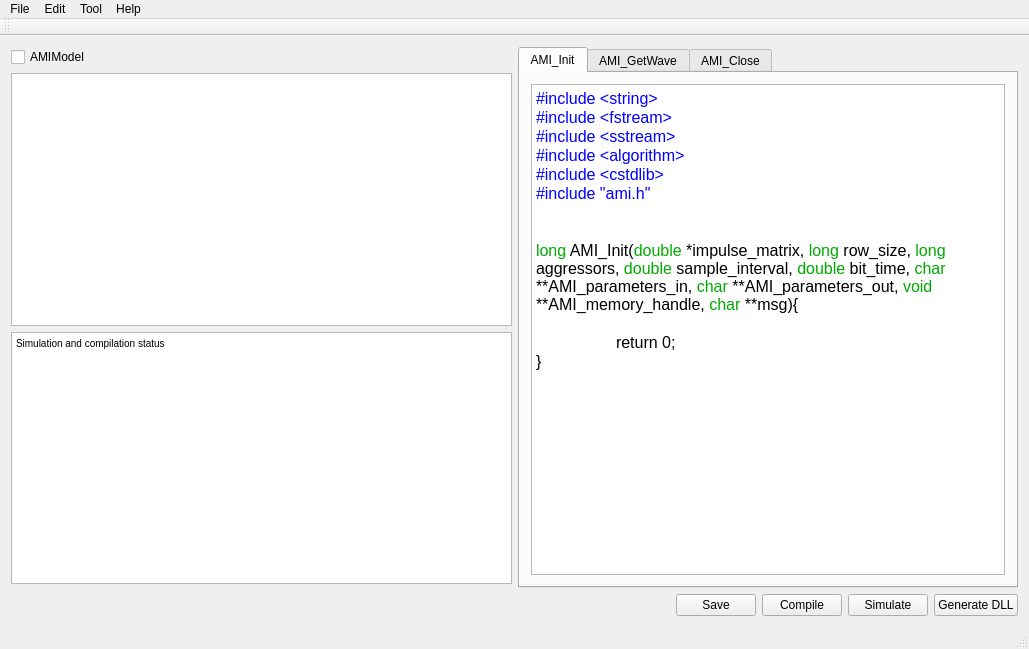
Before: the Qt Designer form mainwindow.ui in WXY163/ezAMI, drawn with Qt 5.
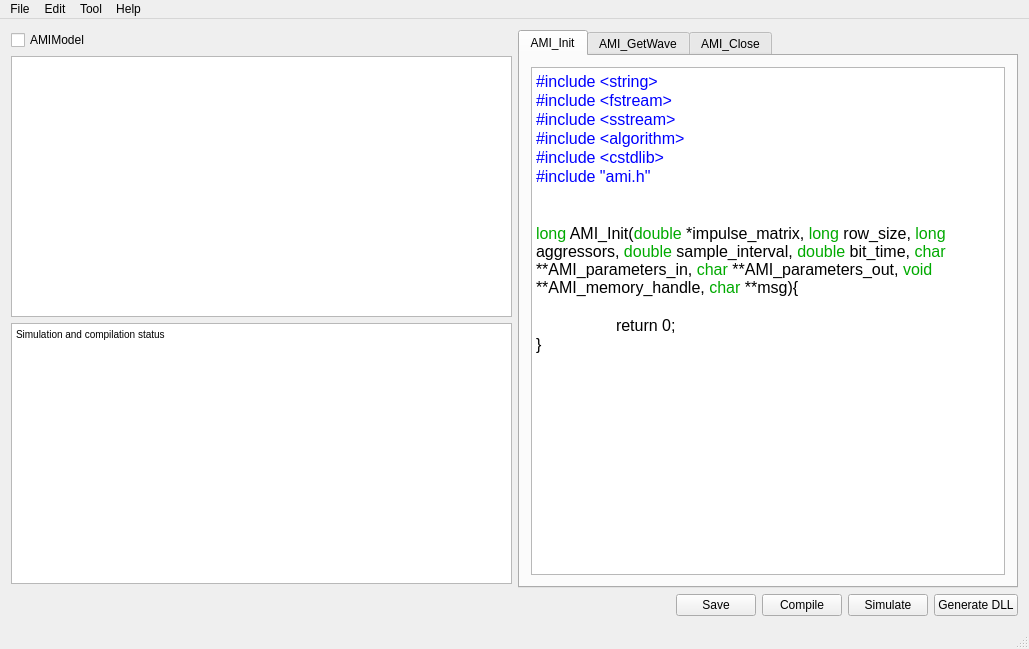
After: the same form once the commit is applied.

```diff
--- a/mainwindow.ui
+++ b/mainwindow.ui
@@ -42,8 +42,8 @@
            <string>&lt;!DOCTYPE HTML PUBLIC &quot;-//W3C//DTD HTML 4.0//EN&quot; &quot;http://www.w3.org/TR/REC-html40/strict.dtd&quot;&gt;
 &lt;html&gt;&lt;head&gt;&lt;meta name=&quot;qrichtext&quot; content=&quot;1&quot; /&gt;&lt;style type=&quot;text/css&quot;&gt;
 p, li { white-space: pre-wrap; }
-&lt;/style&gt;&lt;/head&gt;&lt;body style=&quot; font-family:'MS Shell Dlg 2'; font-size:3.9pt; font-weight:400; font-style:normal;&quot;&gt;
-&lt;p style=&quot; margin-top:0px; margin-bottom:0px; margin-left:0px; margin-right:0px; -qt-block-indent:0; text-indent:0px;&quot;&gt;&lt;span style=&quot; font-size:7.8pt;&quot;&gt;Simulation and compilation status&lt;/span&gt;&lt;/p&gt;&lt;/body&gt;&lt;/html&gt;</string>
+&lt;/style&gt;&lt;/head&gt;&lt;body style=&quot; font-family:'MS Shell Dlg 2'; font-size:7.8pt; font-weight:400; font-style:normal;&quot;&gt;
+&lt;p style=&quot; margin-top:0px; margin-bottom:0px; margin-left:0px; margin-right:0px; -qt-block-indent:0; text-indent:0px;&quot;&gt;Simulation and compilation status&lt;/p&gt;&lt;/body&gt;&lt;/html&gt;</string>
           </property>
          </widget>
         </item>
@@ -86,7 +86,7 @@
                <string>&lt;!DOCTYPE HTML PUBLIC &quot;-//W3C//DTD HTML 4.0//EN&quot; &quot;http://www.w3.org/TR/REC-html40/strict.dtd&quot;&gt;
 &lt;html&gt;&lt;head&gt;&lt;meta name=&quot;qrichtext&quot; content=&quot;1&quot; /&gt;&lt;style type=&quot;text/css&quot;&gt;
 p, li { white-space: pre-wrap; }
-&lt;/style&gt;&lt;/head&gt;&lt;body style=&quot; font-family:'MS Shell Dlg 2'; font-size:3.9pt; font-weight:400; font-style:normal;&quot;&gt;
+&lt;/style&gt;&lt;/head&gt;&lt;body style=&quot; font-family:'MS Shell Dlg 2'; font-size:7.8pt; font-weight:400; font-style:normal;&quot;&gt;
 &lt;p style=&quot; margin-top:0px; margin-bottom:0px; margin-left:0px; margin-right:0px; -qt-block-indent:0; text-indent:0px;&quot;&gt;&lt;span style=&quot; font-size:12pt; color:#0000ff;&quot;&gt;#include &amp;lt;string&amp;gt;&lt;/span&gt;&lt;/p&gt;
 &lt;p style=&quot; margin-top:0px; margin-bottom:0px; margin-left:0px; margin-right:0px; -qt-block-indent:0; text-indent:0px;&quot;&gt;&lt;span style=&quot; font-size:12pt; color:#0000ff;&quot;&gt;#include &amp;lt;fstream&amp;gt;&lt;/span&gt;&lt;/p&gt;
 &lt;p style=&quot; margin-top:0px; margin-bottom:0px; margin-left:0px; margin-right:0px; -qt-block-indent:0; text-indent:0px;&quot;&gt;&lt;span style=&quot; font-size:12pt; color:#0000ff;&quot;&gt;#include &amp;lt;sstream&amp;gt;&lt;/span&gt;&lt;/p&gt;
@@ -258,17 +258,6 @@
    <addaction name="menuTool"/>
    <addaction name="menuHelp"/>
   </widget>
-  <widget class="QToolBar" name="toolBar">
-   <property name="windowTitle">
-    <string>toolBar</string>
-   </property>
-   <attribute name="toolBarArea">
-    <enum>TopToolBarArea</enum>
-   </attribute>
-   <attribute name="toolBarBreak">
-    <bool>false</bool>
-   </attribute>
-  </widget>
   <widget class="QStatusBar" name="statusBar"/>
   <action name="actionClose">
    <property name="text">
```
Left out of the diff: 6 changed lines with no effect on the pictures.
